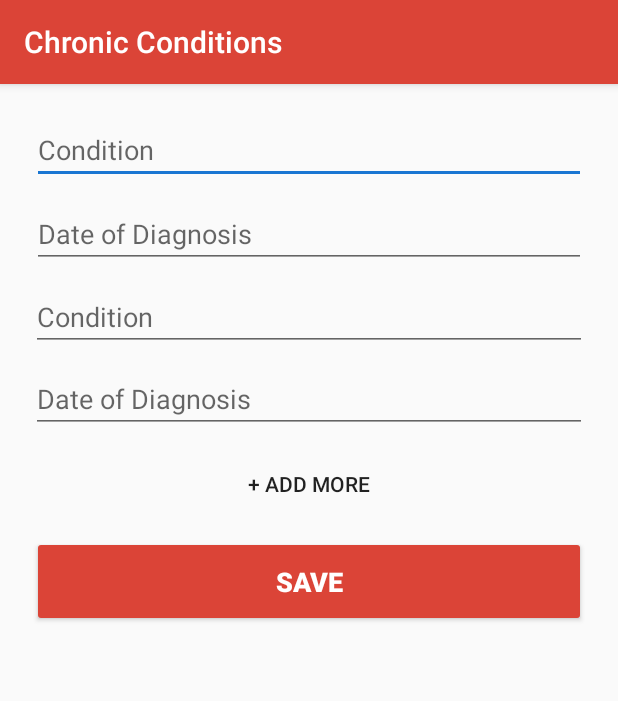
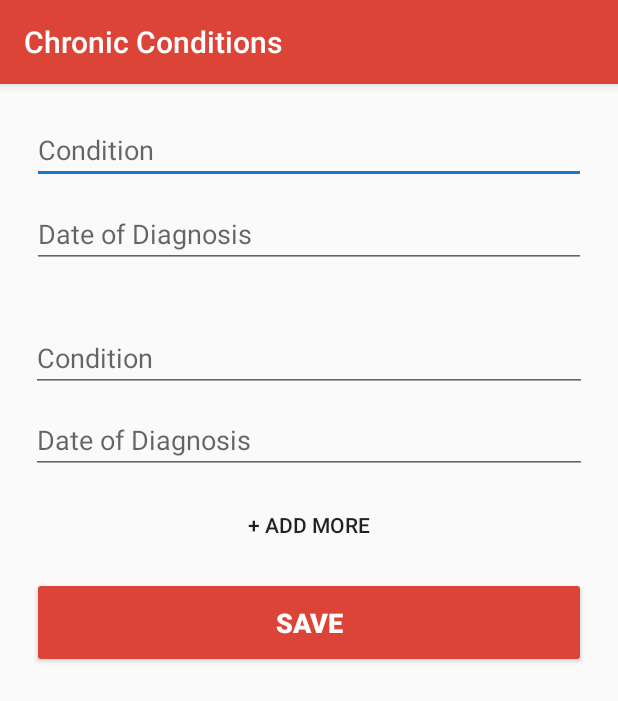
Before and after one commit to OmriSama/ERgency, an Android app: the ChronicConditions screen opened directly, with no data from a screen before it, after a tap on "+ ADD MORE", on a phone screen of 412 x 824 dp. Shown: the top 701 px of the screen. Run offline under Robolectric (Android 15) with nearby library versions, the phone set to English and light mode, and no system bars.

```diff
--- a/app/src/main/java/com/team3/ergency/ChronicConditions.java
+++ b/app/src/main/java/com/team3/ergency/ChronicConditions.java
@@ -5,7 +5,6 @@ import android.support.v7.app.AppCompatActivity;
 import android.os.Bundle;
 import android.text.InputType;
 import android.view.View;
-import android.widget.Button;
 import android.widget.EditText;
 import android.widget.LinearLayout;
 import android.widget.Toast;
@@ -19,49 +18,52 @@ import java.util.ArrayList;
 
 public class ChronicConditions extends AppCompatActivity {
 
-    ArrayList<EditText> conditions_list;
-    ArrayList<EditText> dateofDiagnosis_list;
+    ArrayList<EditText> conditionsList;
+    ArrayList<EditText> diagnosisDateList;
 
     FileOutputStream fileOut;
     String fileName = "PatientInformation.txt";
 
-    private EditText condition;
-    private EditText dateOfDiagnosis;
+    private EditText conditionEditText;
+    private EditText diagnosisDateEditText;
     private LinearLayout ccInfoLinearLayout;
 
 
     @Override
     protected void onCreate(Bundle savedInstanceState) {
         super.onCreate(savedInstanceState);
-        getSupportActionBar().setTitle("Chronic Conditions");
         setContentView(R.layout.activity_chronic_conditions);
 
-        condition = (EditText) findViewById(R.id.cc_condition);
-        dateOfDiagnosis = (EditText) findViewById(R.id.cc_date_of_diagnosis);
+        // Setup View and Layout variables
+        conditionEditText = (EditText) findViewById(R.id.cc_condition);
+        diagnosisDateEditText = (EditText) findViewById(R.id.cc_date_of_diagnosis);
         ccInfoLinearLayout = (LinearLayout) findViewById(R.id.cc_chronic_info);
 
-        conditions_list = new ArrayList<>();
-        dateofDiagnosis_list = new ArrayList<>();
-
-        conditions_list.add(condition);
-        dateofDiagnosis_list.add(dateOfDiagnosis);
+        // Initialize surgery and surgery date lists with first EditText
+        conditionsList = new ArrayList<EditText>() {{
+            add(conditionEditText);
+        }};
+        diagnosisDateList = new ArrayList<EditText>() {{
+            add(diagnosisDateEditText);
+        }};
     }
 
     public void addMore(View view) {
         final int margin_dp = (int) getResources().getDimension(R.dimen.primary_view_margin);
+        final int top_margin_dp = (int) getResources().getDimension(R.dimen.extra_form_vertical_margin);
 
         // Create the layout for the surgery EditText
         LinearLayout.LayoutParams surgeryLayout = new LinearLayout.LayoutParams(
                 LinearLayout.LayoutParams.MATCH_PARENT, LinearLayout.LayoutParams.WRAP_CONTENT);
-        surgeryLayout.setMargins(margin_dp, margin_dp, margin_dp, margin_dp);
+        surgeryLayout.setMargins(margin_dp, top_margin_dp, margin_dp, margin_dp);
 
         // Create a new EditText for the surgery name
         EditText newSurgery = new EditText(this);
         newSurgery.setHint("Condition");
-        newSurgery.setInputType(InputType.TYPE_CLASS_TEXT);
+        newSurgery.setInputType(InputType.TYPE_TEXT_FLAG_CAP_SENTENCES);
         newSurgery.setLayoutParams(surgeryLayout);
 
-        conditions_list.add(newSurgery);
+        conditionsList.add(newSurgery);
         ccInfoLinearLayout.addView(newSurgery);
 
         // Create the layout for the surgery date
@@ -72,22 +74,15 @@ public class ChronicConditions extends AppCompatActivity {
         // Create a new EditText for the surgery name
         EditText newSurgeryDate = new EditText(this);
         newSurgeryDate.setHint("Date of Diagnosis");
-        newSurgeryDate.setFocusable(false);
-        newSurgeryDate.setOnClickListener(new View.OnClickListener() {
-            @Override
-            public void onClick(View v) {
-                DatePickerFragment date_picker = new DatePickerFragment();
-                date_picker.show(getSupportFragmentManager(), "datePicker");
-            }
-        });
+        newSurgeryDate.setInputType(InputType.TYPE_CLASS_DATETIME);
         newSurgeryDate.setLayoutParams(dateLayout);
 
 
-        dateofDiagnosis_list.add(newSurgeryDate);
+        diagnosisDateList.add(newSurgeryDate);
         ccInfoLinearLayout.addView(newSurgeryDate);
     }
 
-    public void saveSurgeryInfo() {
+    public void saveConditionInfo(View view) {
 
         // Open PatientInformation.txt in internal storage to store the patient information
         try {
@@ -99,9 +94,9 @@ public class ChronicConditions extends AppCompatActivity {
         // If the condition field is filled out, then a date must be required. Initially set to false
         boolean requireDate = false;
 
-        for (int i = 0; i < conditions_list.size(); i++) {
-            String surgeryInput = conditions_list.get(i).getText().toString();
-            if (surgeryInput.length() < 0) {
+        for (int i = 0; i < conditionsList.size(); i++) {
+            String surgeryInput = conditionsList.get(i).getText().toString();
+            if (surgeryInput.length() <= 0) {
                 break;
             } else {
                 writeToFile("Chronic Condition: " + surgeryInput + "\n");
@@ -109,8 +104,8 @@ public class ChronicConditions extends AppCompatActivity {
                 requireDate = true;
             }
 
-            surgeryInput = dateofDiagnosis_list.get(i).getText().toString();
-            if (surgeryInput.length() < 0) {
+            surgeryInput = diagnosisDateList.get(i).getText().toString();
+            if (surgeryInput.length() <= 0) {
                 Toast.makeText(getApplicationContext(), "Please fill in the date of diagnosis", Toast.LENGTH_LONG).show();
             } else {
                 writeToFile("Date of Diagnosis: " + surgeryInput + "\n");
--- a/app/src/main/java/com/team3/ergency/fragment/DatePickerFragment.java
+++ b/app/src/main/java/com/team3/ergency/fragment/DatePickerFragment.java
@@ -11,6 +11,7 @@ import android.widget.TextView;
 import com.team3.ergency.R;
 
 import java.util.Calendar;
+import java.util.Date;
 
 /**
  * Created by knnguy on 11/13/16.
@@ -18,7 +19,6 @@ import java.util.Calendar;
 
 public class DatePickerFragment extends DialogFragment
         implements DatePickerDialog.OnDateSetListener {
-
 
     @Override
     public Dialog onCreateDialog(Bundle savedInstanceState) {
@@ -33,6 +33,6 @@ public class DatePickerFragment extends DialogFragment
 
     public void onDateSet(DatePicker view, int year, int month, int day) {
         EditText editTextView = (EditText) getActivity().findViewById(R.id.date_of_birth);
-        editTextView.setText(month+1 + "/" + day + "/" + year);
+        editTextView.setText((month+1) + "/" + day + "/" + year);
     }
 }
--- a/app/src/main/res/layout/activity_chronic_conditions.xml
+++ b/app/src/main/res/layout/activity_chronic_conditions.xml
@@ -36,7 +36,6 @@
                 android:layout_height="wrap_content"
                 android:layout_margin="@dimen/primary_view_margin"
                 android:ems="10"
-                android:focusable="false"
                 android:hint="Date of Diagnosis"
                 android:onClick="launch_date_picker" />
 
@@ -58,7 +57,7 @@
             android:layout_marginLeft="@dimen/primary_view_margin"
             android:layout_marginRight="@dimen/primary_view_margin"
             android:layout_marginTop="@dimen/primary_view_margin"
-            android:onClick="saveInfo"
+            android:onClick="saveConditionInfo"
             android:text="Save"
             android:theme="@style/AppTheme.Button" />
     </LinearLayout>
--- a/app/src/main/res/layout/activity_surgical_history.xml
+++ b/app/src/main/res/layout/activity_surgical_history.xml
@@ -28,7 +28,7 @@
                 android:layout_margin="@dimen/primary_view_margin"
                 android:ems="10"
                 android:hint="Surgery"
-                android:inputType="text" />
+                android:inputType="textCapSentences" />
 
             <EditText
                 android:id="@+id/sh_date_of_surgery"
@@ -36,9 +36,8 @@
                 android:layout_height="wrap_content"
                 android:layout_margin="@dimen/primary_view_margin"
                 android:ems="10"
-                android:focusable="false"
                 android:hint="Date of Surgery"
-                android:onClick="launch_date_picker"/>
+                android:inputType="date" />
 
         </LinearLayout>
 
--- a/app/src/main/res/values/dimens.xml
+++ b/app/src/main/res/values/dimens.xml
@@ -13,6 +13,7 @@
     <dimen name="intro_description_text_size">24sp</dimen>
     <dimen name="join_now_text_size">20sp</dimen>
     <dimen name="primary_view_margin">5dp</dimen>
+    <dimen name="extra_form_vertical_margin">32dp</dimen>
 
     <dimen name="save_button_width">200dp</dimen>
 </resources>
```
Also changed, not shown: app/src/main/AndroidManifest.xml (+2 -7 lines), app/src/main/java/com/team3/ergency/SurgicalHistory.java (+17 -28 lines), app/src/main/res/layout/activity_immunizations.xml (+8 -8 lines).
